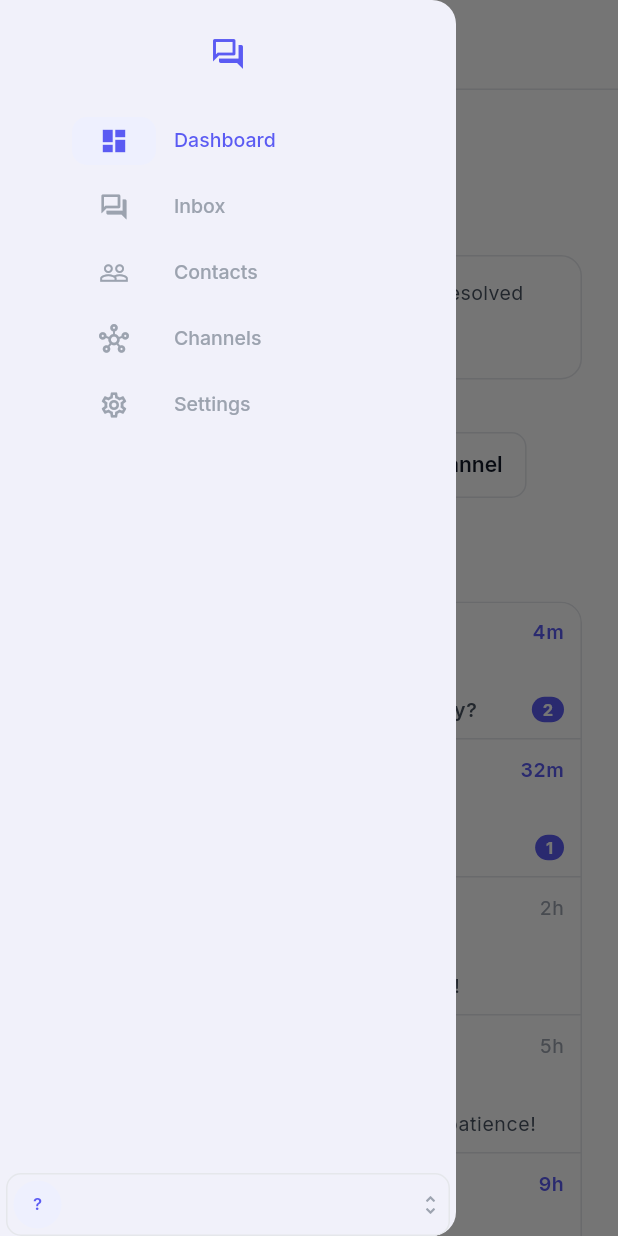
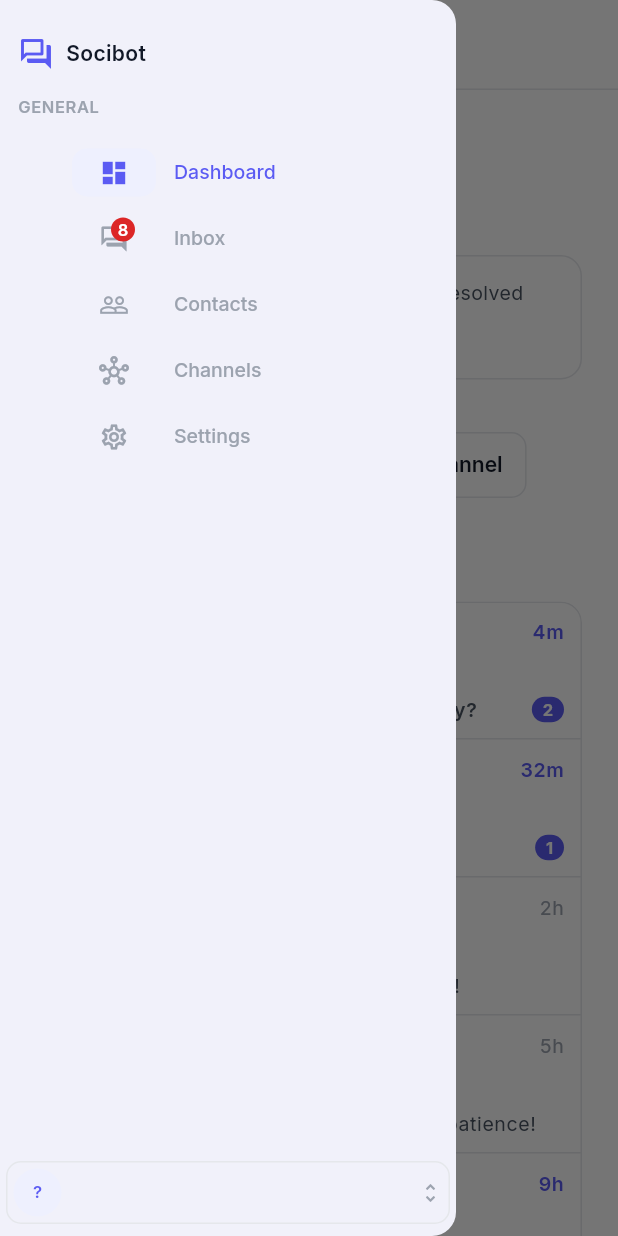
Before and after one commit to SualpSametKaya17/socibot, a Flutter app: the screen it shows once a user with an empty profile is signed in, with the side drawer open, on a phone screen of 412 x 824 dp. Run offline on Flutter 3.47's test engine with Material 3 defaults, Android fonts, the phone set to English and light mode, and no system bars; our stand-ins replace cached_network_image, emoji_picker_flutter, file_picker, flutter_riverpod, freezed_annotation, gap and 4 more; accounts and stored records are empty; statements that could not run were skipped.

Commit message:
Sol nav bar genişletilmiş (etiketli) hale getirildi
Attığın referans görseldeki gibi soldaki global navigasyon artık
ikon+etiket gösteren geniş bir sidebar (masaüstünde sabit rail,
mobilde zaten öyleydi) — kendi marka/renk kimliğimizle, o ürünün
logosu/adı/örnek verisi kopyalanmadan:

- AppShell: _DesktopShell art覆k AppSizes.sidebarWidth (232px) genişliğinde,
  extended:true bir rail kullanıyor; _MobileShell ile aynı içeriği
  (_ShellSidebarContent) paylaşıyor, tekrar yok.
- Marka başlığı art覆k ikon + "Socibot" yazısı, altında "GENERAL"
  bölüm etiketi (referanstaki gruplama hissi, ama sahte "Ticket/
  Campaign/Report" gibi olmayan sayfalar eklenmedi).
- Inbox nav öğesi artık gerçek bir okunmamış sayısı rozeti taşıyor
  (totalUnreadCountProvider — tüm conversation'ların unreadCount
  toplamı, referanstaki "99+" rozetinin sahte olmayan karşılığı).
- SidebarDestination/ShellDestination badgeCount alanı kazandı;
  AppSidebar bunu Material Badge ile ikonun üstüne render ediyor.
- navRailWidth (art覆k kullanılmayan ikon-only rail genişliği)
  kaldırıldı; design-preview referans sayfası da yeni genişletilmiş
  stille güncellendi.

flutter analyze: 0 issues. flutter test: 16/16 passed.
flutter build web --no-web-resources-cdn: başarılı.

```diff
--- a/lib/app/shell/app_shell.dart
+++ b/lib/app/shell/app_shell.dart
@@ -2,20 +2,24 @@ import 'package:flutter/material.dart';
 import 'package:flutter_riverpod/flutter_riverpod.dart';
 import 'package:go_router/go_router.dart';
 
+import '../../core/constants/route_paths.dart';
 import '../../core/errors/app_exception.dart';
 import '../../core/widgets/app_avatar.dart';
 import '../../core/widgets/app_sidebar.dart';
 import '../../core/widgets/app_top_bar.dart';
 import '../../core/widgets/responsive_layout.dart';
 import '../../features/auth/domain/auth_providers.dart';
+import '../../features/conversations/domain/conversation_providers.dart';
 import '../theme/app_radius.dart';
 import '../theme/app_semantic_colors.dart';
 import '../theme/app_sizes.dart';
 import '../theme/app_spacing.dart';
+import '../theme/app_typography.dart';
 import 'nav_destinations.dart';
 
-/// Application chrome: a fixed-width, icon-only global nav rail + top bar
-/// on desktop/tablet, a drawer + top bar on mobile. Wraps GoRouter's
+/// Application chrome: a full-width labeled nav sidebar + top bar on
+/// desktop/tablet, a drawer + top bar on mobile — the same extended
+/// sidebar content in both, just framed differently. Wraps GoRouter's
 /// [StatefulNavigationShell] so each destination keeps its own
 /// navigation state when switching tabs.
 class AppShell extends StatelessWidget {
@@ -45,10 +49,7 @@ class AppShell extends StatelessWidget {
   }
 }
 
-/// Desktop/tablet: a narrow (60px) icon-only rail — brand mark at top,
-/// destinations with tooltips, profile/account menu pinned to the
-/// bottom.
-class _DesktopShell extends StatelessWidget {
+class _DesktopShell extends ConsumerWidget {
   const _DesktopShell({
     required this.navigationShell,
     required this.onDestinationSelected,
@@ -58,34 +59,19 @@ class _DesktopShell extends StatelessWidget {
   final ValueChanged<int> onDestinationSelected;
 
   @override
-  Widget build(BuildContext context) {
+  Widget build(BuildContext context, WidgetRef ref) {
     final destination = shellDestinations[navigationShell.currentIndex];
+    final unreadCount = ref.watch(totalUnreadCountProvider);
 
     return Scaffold(
       body: Row(
         children: [
           _SidebarFrame(
-            width: AppSizes.navRailWidth,
-            child: AppSidebar(
-              destinations: [
-                for (final d in shellDestinations) d.toSidebarDestination(),
-              ],
+            width: AppSizes.sidebarWidth,
+            child: _ShellSidebarContent(
               selectedIndex: navigationShell.currentIndex,
+              unreadCount: unreadCount,
               onDestinationSelected: onDestinationSelected,
-              extended: false,
-              leading: const Padding(
-                padding: EdgeInsets.symmetric(vertical: AppSpacing.lg),
-                child: _BrandMark(),
-              ),
-              trailing: const Expanded(
-                child: Align(
-                  alignment: Alignment.bottomCenter,
-                  child: Padding(
-                    padding: EdgeInsets.symmetric(vertical: AppSpacing.sm),
-                    child: _SidebarFooter(expanded: false),
-                  ),
-                ),
-              ),
             ),
           ),
           Expanded(
@@ -102,7 +88,7 @@ class _DesktopShell extends StatelessWidget {
   }
 }
 
-class _MobileShell extends StatelessWidget {
+class _MobileShell extends ConsumerWidget {
   const _MobileShell({
     required this.navigationShell,
     required this.onDestinationSelected,
@@ -112,30 +98,18 @@ class _MobileShell extends StatelessWidget {
   final ValueChanged<int> onDestinationSelected;
 
   @override
-  Widget build(BuildContext context) {
+  Widget build(BuildContext context, WidgetRef ref) {
     final destination = shellDestinations[navigationShell.currentIndex];
+    final unreadCount = ref.watch(totalUnreadCountProvider);
 
     return Scaffold(
       appBar: AppTopBar(title: Text(destination.label)),
       drawer: Drawer(
         backgroundColor: context.colors.sidebar,
         child: SafeArea(
-          child: AppSidebar(
-            destinations: [
-              for (final d in shellDestinations) d.toSidebarDestination(),
-            ],
+          child: _ShellSidebarContent(
             selectedIndex: navigationShell.currentIndex,
-            extended: true,
-            leading: const Padding(
-              padding: EdgeInsets.symmetric(vertical: AppSpacing.lg),
-              child: _BrandMark(),
-            ),
-            trailing: const Expanded(
-              child: Align(
-                alignment: Alignment.bottomCenter,
-                child: _SidebarFooter(expanded: true),
-              ),
-            ),
+            unreadCount: unreadCount,
             onDestinationSelected: (index) {
               Navigator.of(context).pop();
               onDestinationSelected(index);
@@ -148,14 +122,90 @@ class _MobileShell extends StatelessWidget {
   }
 }
 
+/// The extended (labeled) nav rail content shared by desktop's fixed
+/// sidebar and mobile's drawer: brand header, a "GENERAL" section label,
+/// destinations (Inbox carries a real unread badge), and the
+/// account/sign-out footer pinned to the bottom.
+class _ShellSidebarContent extends StatelessWidget {
+  const _ShellSidebarContent({
+    required this.selectedIndex,
+    required this.unreadCount,
+    required this.onDestinationSelected,
+  });
+
+  final int selectedIndex;
+  final int unreadCount;
+  final ValueChanged<int> onDestinationSelected;
+
+  @override
+  Widget build(BuildContext context) {
+    return AppSidebar(
+      destinations: [
+        for (final d in shellDestinations)
+          d.toSidebarDestination(
+            badgeCount: d.path == RoutePaths.inbox ? unreadCount : null,
+          ),
+      ],
+      selectedIndex: selectedIndex,
+      onDestinationSelected: onDestinationSelected,
+      extended: true,
+      leading: const Padding(
+        padding: EdgeInsets.fromLTRB(
+          AppSpacing.md,
+          AppSpacing.lg,
+          AppSpacing.md,
+          AppSpacing.sm,
+        ),
+        child: Column(
+          crossAxisAlignment: CrossAxisAlignment.start,
+          children: [
+            _BrandMark(),
+            SizedBox(height: AppSpacing.lg),
+            _SectionCaption('GENERAL'),
+          ],
+        ),
+      ),
+      trailing: const Expanded(
+        child: Align(
+          alignment: Alignment.bottomCenter,
+          child: Padding(
+            padding: EdgeInsets.symmetric(vertical: AppSpacing.sm),
+            child: _SidebarFooter(),
+          ),
+        ),
+      ),
+    );
+  }
+}
+
 class _BrandMark extends StatelessWidget {
   const _BrandMark();
 
   @override
   Widget build(BuildContext context) {
-    return Tooltip(
-      message: 'Socibot',
-      child: Icon(Icons.forum_outlined, color: context.colors.primary),
+    return Row(
+      children: [
+        Icon(Icons.forum_outlined, color: context.colors.primary),
+        const SizedBox(width: AppSpacing.sm),
+        Text('Socibot', style: AppTypography.labelLarge),
+      ],
+    );
+  }
+}
+
+class _SectionCaption extends StatelessWidget {
+  const _SectionCaption(this.text);
+
+  final String text;
+
+  @override
+  Widget build(BuildContext context) {
+    return Text(
+      text,
+      style: AppTypography.caption.copyWith(
+        color: context.colors.textMuted,
+        letterSpacing: 0.4,
+      ),
     );
   }
 }
@@ -189,9 +239,7 @@ class _SidebarFrame extends StatelessWidget {
 /// opens the account menu (sign out) — the one place that action lives,
 /// so the top bar can stay minimal.
 class _SidebarFooter extends ConsumerWidget {
-  const _SidebarFooter({required this.expanded});
-
-  final bool expanded;
+  const _SidebarFooter();
 
   @override
   Widget build(BuildContext context, WidgetRef ref) {
@@ -234,8 +282,7 @@ class _SidebarFooter extends ConsumerWidget {
             ),
           ),
         ],
-        child: expanded
-            ? Container(
+        child: Container(
           padding: const EdgeInsets.all(AppSpacing.xs),
           decoration: BoxDecoration(
             borderRadius: AppRadius.mdAll,
@@ -255,10 +302,6 @@ class _SidebarFooter extends ConsumerWidget {
               Icon(Icons.unfold_more, size: 16, color: colors.textMuted),
             ],
           ),
-              )
-            : Tooltip(
-                message: label,
-                child: AppAvatar(name: label),
         ),
       ),
     );
--- a/lib/app/shell/design_preview_screen.dart
+++ b/lib/app/shell/design_preview_screen.dart
@@ -37,7 +37,7 @@ class DesignPreviewScreen extends StatelessWidget {
         body: Row(
           children: [
             SizedBox(
-              width: AppSizes.navRailWidth,
+              width: AppSizes.sidebarWidth,
               child: DecoratedBox(
                 decoration: BoxDecoration(
                   color: context.colors.sidebar,
@@ -50,16 +50,23 @@ class DesignPreviewScreen extends StatelessWidget {
                     for (final d in shellDestinations) d.toSidebarDestination(),
                   ],
                   selectedIndex: -1,
-                  extended: false,
+                  extended: true,
                   onDestinationSelected: (index) =>
                       context.go(shellDestinations[index].path),
                   leading: Padding(
                     padding: const EdgeInsets.symmetric(
+                      horizontal: AppSpacing.md,
                       vertical: AppSpacing.lg,
                     ),
-                    child: Icon(
-                      Icons.forum_outlined,
-                      color: context.colors.primary,
+                    child: Row(
+                      children: [
+                        Icon(
+                          Icons.forum_outlined,
+                          color: context.colors.primary,
+                        ),
+                        const SizedBox(width: AppSpacing.sm),
+                        Text('Socibot', style: AppTypography.labelLarge),
+                      ],
                     ),
                   ),
                 ),
--- a/lib/app/shell/nav_destinations.dart
+++ b/lib/app/shell/nav_destinations.dart
@@ -16,11 +16,12 @@ class ShellDestination {
   final IconData icon;
   final IconData selectedIcon;
 
-  SidebarDestination toSidebarDestination() {
+  SidebarDestination toSidebarDestination({int? badgeCount}) {
     return SidebarDestination(
       icon: icon,
       selectedIcon: selectedIcon,
       label: label,
+      badgeCount: badgeCount,
     );
   }
 }
--- a/lib/app/theme/app_sizes.dart
+++ b/lib/app/theme/app_sizes.dart
@@ -3,11 +3,9 @@
 class AppSizes {
   const AppSizes._();
 
-  /// Extended-mode width (mobile drawer, which has room for labels).
+  /// The global nav sidebar's width — extended (icon + label) on both
+  /// desktop's fixed rail and mobile's drawer.
   static const double sidebarWidth = 232;
-
-  /// The global nav rail's fixed icon-only width on desktop/tablet.
-  static const double navRailWidth = 60;
 
   static const double topBarHeight = 60;
 
--- a/lib/core/widgets/app_sidebar.dart
+++ b/lib/core/widgets/app_sidebar.dart
@@ -7,11 +7,16 @@ class SidebarDestination {
     required this.icon,
     required this.selectedIcon,
     required this.label,
+    this.badgeCount,
   });
 
   final IconData icon;
   final IconData selectedIcon;
   final String label;
+
+  /// Real count shown as a small badge on the icon (e.g. unread inbox
+  /// count) — null or zero renders no badge at all rather than a "0".
+  final int? badgeCount;
 }
 
 /// The app's primary navigation, shared by the desktop rail and the mobile
@@ -35,9 +40,16 @@ class AppSidebar extends StatelessWidget {
   final Widget? trailing;
 
   /// Icon-only mode relies on a tooltip to convey the label (extended
-  /// mode already shows it as text, so no tooltip needed there).
-  Widget _icon(IconData icon, String label) {
-    final iconWidget = Icon(icon);
+  /// mode already shows it as text, so no tooltip needed there). A
+  /// positive [badgeCount] overlays a small count badge either way.
+  Widget _icon(IconData icon, String label, int? badgeCount) {
+    Widget iconWidget = Icon(icon);
+    if (badgeCount != null && badgeCount > 0) {
+      iconWidget = Badge(
+        label: Text(badgeCount > 99 ? '99+' : '$badgeCount'),
+        child: iconWidget,
+      );
+    }
     return extended ? iconWidget : Tooltip(message: label, child: iconWidget);
   }
 
@@ -54,8 +66,16 @@ class AppSidebar extends StatelessWidget {
       destinations: [
         for (final destination in destinations)
           NavigationRailDestination(
-            icon: _icon(destination.icon, destination.label),
-            selectedIcon: _icon(destination.selectedIcon, destination.label),
+            icon: _icon(
+              destination.icon,
+              destination.label,
+              destination.badgeCount,
+            ),
+            selectedIcon: _icon(
+              destination.selectedIcon,
+              destination.label,
+              destination.badgeCount,
+            ),
             label: Text(destination.label),
           ),
       ],
--- a/lib/features/conversations/domain/conversation_providers.dart
+++ b/lib/features/conversations/domain/conversation_providers.dart
@@ -14,6 +14,15 @@ final conversationRepositoryProvider = Provider<ConversationRepository>((ref) {
 
 final conversationsProvider = FutureProvider<List<Conversation>>((ref) {
   return ref.watch(conversationRepositoryProvider).fetchConversations();
+});
+
+/// Sum of every conversation's real `unreadCount` — badges the shell's
+/// Inbox nav destination. 0 while loading/erroring rather than showing a
+/// stale or fake number.
+final totalUnreadCountProvider = Provider<int>((ref) {
+  final conversations = ref.watch(conversationsProvider).valueOrNull;
+  if (conversations == null) return 0;
+  return conversations.fold<int>(0, (sum, c) => sum + c.unreadCount);
 });
 
 /// Inbox search/filter UI state. Ephemeral and screen-local, so plain
```
Lines whose indentation alone changed are shown as unchanged.
